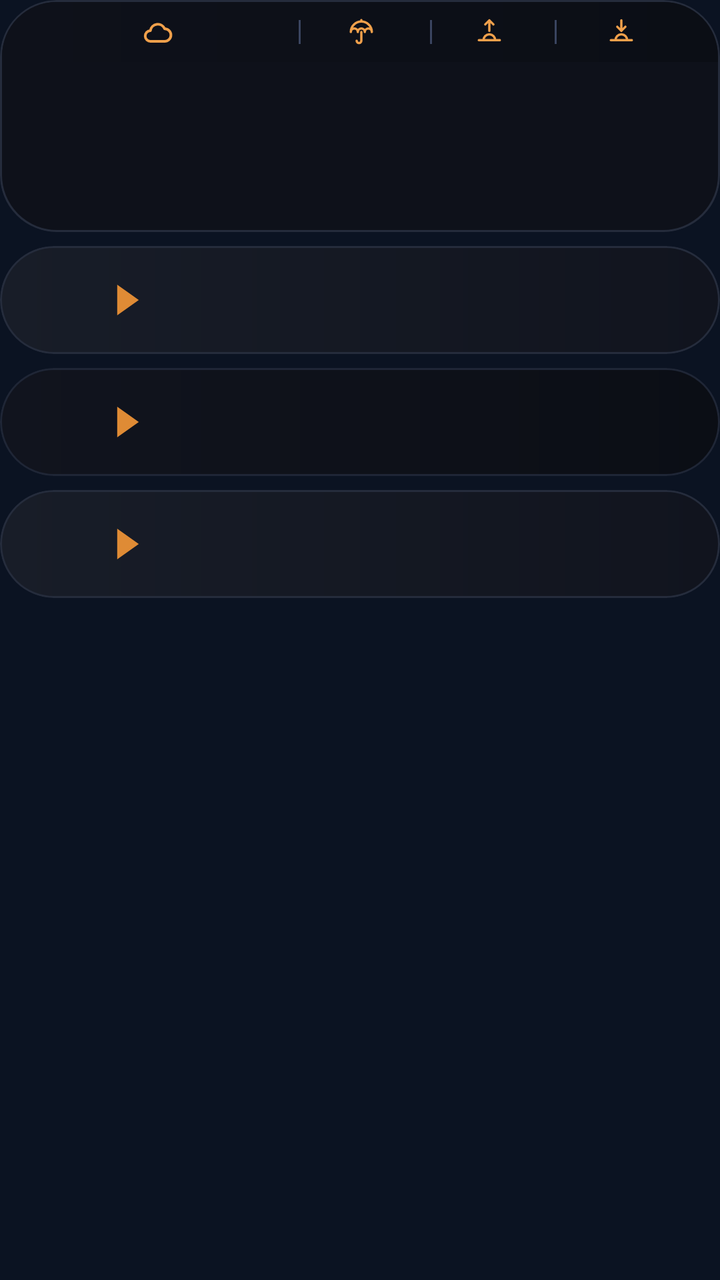
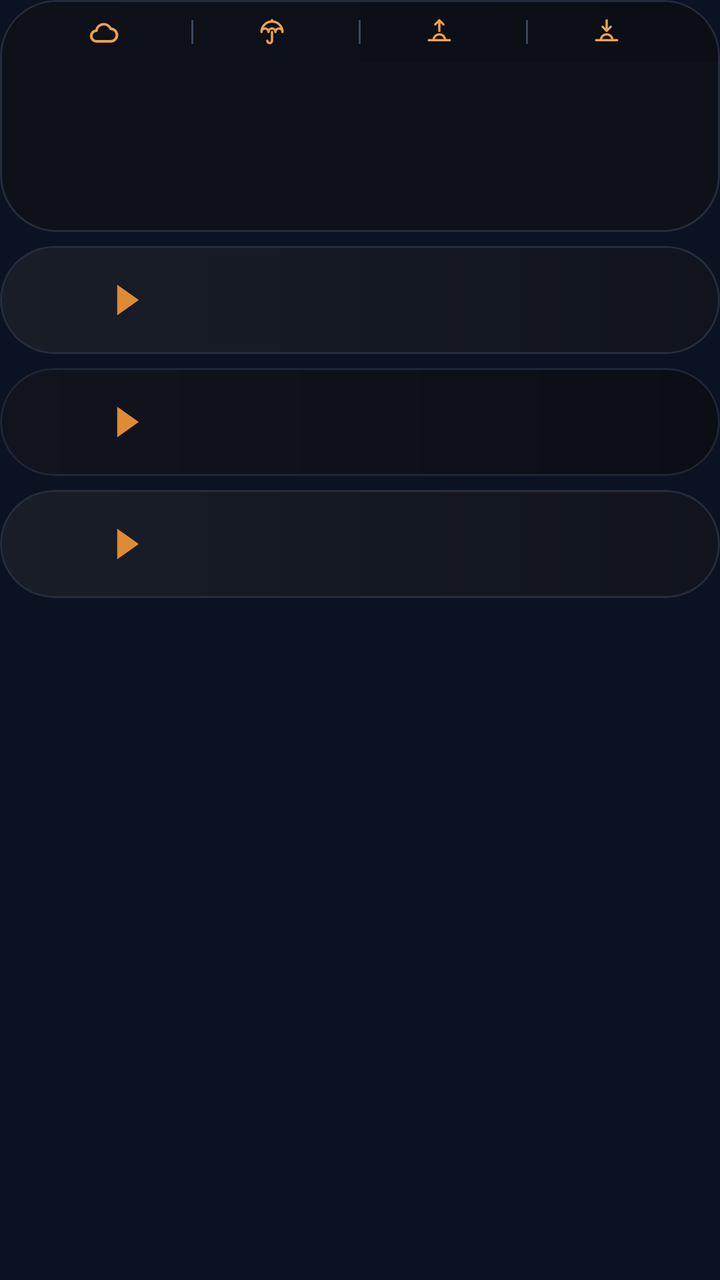

Compare the two renders of this Android layout. The source of the first and the diff that turns it into the second are given below.
<!-- AndroidManifest.xml: application theme AppTheme -->
<!-- res/layout/widget_k3.xml -->
<?xml version="1.0" encoding="utf-8"?>
<FrameLayout xmlns:android="http://schemas.android.com/apk/res/android"
    android:id="@+id/root"
    android:layout_width="match_parent"
    android:layout_height="match_parent"
    android:padding="0dp">

    <LinearLayout
        android:layout_width="match_parent"
        android:layout_height="wrap_content"
        android:orientation="vertical">
        <LinearLayout
            android:layout_width="match_parent"
            android:layout_height="wrap_content"
            android:background="@drawable/cur_clocks"
            android:clipToOutline="true"
            android:orientation="vertical"
            android:padding="1dp">
        <LinearLayout
            android:layout_width="match_parent"
            android:layout_height="30dp"
            android:orientation="horizontal"
            android:gravity="center"
            android:background="@drawable/cur_header_top"
            android:paddingStart="12dp"
            android:paddingEnd="12dp">
            <LinearLayout
                android:layout_width="0dp"
                android:layout_height="match_parent"
                android:layout_weight="2.0"
                android:gravity="center"
                android:orientation="horizontal">
                <ImageView
                    android:id="@+id/hdr_wx"
                    android:layout_width="16dp"
                    android:layout_height="16dp"
                    android:src="@drawable/wx_cloud"
                    android:scaleType="fitCenter" />
                <ImageView
                    android:id="@+id/hdr_temp"
                    android:layout_width="wrap_content"
                    android:layout_height="18dp"
                    android:adjustViewBounds="true"
                    android:layout_marginStart="5dp"
                    android:scaleType="fitCenter" />
            </LinearLayout>
            <ImageView
                android:id="@+id/sep0"
                android:layout_width="1dp"
                android:layout_height="12dp"
                android:src="@drawable/cur_sep"
                android:scaleType="fitXY" />
            <LinearLayout
                android:layout_width="0dp"
                android:layout_height="match_parent"
                android:layout_weight="0.95"
                android:gravity="center"
                android:orientation="horizontal">
                <ImageView
                    android:id="@+id/ic0"
                    android:layout_width="14dp"
                    android:layout_height="14dp"
                    android:src="@drawable/ic_umbrella"
                    android:scaleType="fitCenter" />
                <ImageView
                    android:id="@+id/hdr_rain"
                    android:layout_width="wrap_content"
                    android:layout_height="18dp"
                    android:adjustViewBounds="true"
                    android:layout_marginStart="4dp"
                    android:scaleType="fitCenter" />
            </LinearLayout>
            <ImageView
                android:id="@+id/sep1"
                android:layout_width="1dp"
                android:layout_height="12dp"
                android:src="@drawable/cur_sep"
                android:scaleType="fitXY" />
            <LinearLayout
                android:layout_width="0dp"
                android:layout_height="match_parent"
                android:layout_weight="0.9"
                android:gravity="center"
                android:orientation="horizontal">
                <ImageView
                    android:id="@+id/ic1"
                    android:layout_width="14dp"
                    android:layout_height="14dp"
                    android:src="@drawable/ic_sunrise"
                    android:scaleType="fitCenter" />
                <ImageView
                    android:id="@+id/hdr_rise"
                    android:layout_width="wrap_content"
                    android:layout_height="18dp"
                    android:adjustViewBounds="true"
                    android:layout_marginStart="4dp"
                    android:scaleType="fitCenter" />
            </LinearLayout>
            <ImageView
                android:id="@+id/sep2"
                android:layout_width="1dp"
                android:layout_height="12dp"
                android:src="@drawable/cur_sep"
                android:scaleType="fitXY" />
            <LinearLayout
                android:layout_width="0dp"
                android:layout_height="match_parent"
                android:layout_weight="1.0"
                android:gravity="center"
                android:orientation="horizontal">
                <ImageView
                    android:id="@+id/ic2"
                    android:layout_width="14dp"
                    android:layout_height="14dp"
                    android:src="@drawable/ic_sunset"
                    android:scaleType="fitCenter" />
                <ImageView
                    android:id="@+id/hdr_set"
                    android:layout_width="wrap_content"
                    android:layout_height="18dp"
                    android:adjustViewBounds="true"
                    android:layout_marginStart="4dp"
                    android:scaleType="fitCenter" />
            </LinearLayout>
        </LinearLayout>
        <LinearLayout
            android:layout_width="match_parent"
            android:layout_height="84dp"
            android:orientation="horizontal"
            android:padding="0dp">
            <FrameLayout
                android:layout_width="0dp"
                android:layout_height="match_parent"
                android:layout_weight="1">
                <LinearLayout
                    android:layout_width="match_parent"
                    android:layout_height="match_parent"
                    android:orientation="horizontal">
                    <ImageView
                        android:id="@+id/clk_bg_0a"
                        android:layout_width="28dp"
                        android:layout_height="match_parent"
                        android:scaleType="fitXY" />
                    <ImageView
                        android:id="@+id/clk_bg_0"
                        android:layout_width="0dp"
                        android:layout_height="match_parent"
                        android:layout_weight="1"
                        android:scaleType="fitXY" />
                </LinearLayout>
                <LinearLayout
                    android:layout_width="match_parent"
                    android:layout_height="match_parent"
                    android:orientation="vertical"
                    android:gravity="center"
                    android:paddingBottom="5dp"
                android:paddingStart="2dp"
                    android:paddingEnd="2dp">
                    <ImageView
                        android:id="@+id/clk_day_0"
                        android:layout_width="match_parent"
                        android:layout_height="16dp"
                        android:scaleType="fitCenter" />
                    <ImageView
                        android:id="@+id/clk_time_0"
                        android:layout_width="match_parent"
                        android:layout_height="30dp"
                        android:scaleType="fitCenter" />
                    <ImageView
                        android:id="@+id/clk_city_0"
                        android:layout_width="match_parent"
                        android:layout_height="16dp"
                        android:layout_marginTop="-3dp"
                        android:scaleType="fitCenter" />
                </LinearLayout>
            </FrameLayout>
            <FrameLayout
                android:layout_width="0dp"
                android:layout_height="match_parent"
                android:layout_weight="1">
                <ImageView
                    android:id="@+id/clk_bg_1"
                    android:layout_width="match_parent"
                    android:layout_height="match_parent"
                    android:scaleType="fitXY" />
                <LinearLayout
                    android:layout_width="match_parent"
                    android:layout_height="match_parent"
                    android:orientation="vertical"
                    android:gravity="center"
                    android:paddingBottom="5dp"
                android:paddingStart="2dp"
                    android:paddingEnd="2dp">
                    <ImageView
                        android:id="@+id/clk_day_1"
                        android:layout_width="match_parent"
                        android:layout_height="16dp"
                        android:scaleType="fitCenter" />
                    <ImageView
                        android:id="@+id/clk_time_1"
                        android:layout_width="match_parent"
                        android:layout_height="30dp"
                        android:scaleType="fitCenter" />
                    <ImageView
                        android:id="@+id/clk_city_1"
                        android:layout_width="match_parent"
                        android:layout_height="16dp"
                        android:layout_marginTop="-3dp"
                        android:scaleType="fitCenter" />
                </LinearLayout>
            </FrameLayout>
            <FrameLayout
                android:layout_width="0dp"
                android:layout_height="match_parent"
                android:layout_weight="1">
                <ImageView
                    android:id="@+id/clk_bg_2"
                    android:layout_width="match_parent"
                    android:layout_height="match_parent"
                    android:scaleType="fitXY" />
                <LinearLayout
                    android:layout_width="match_parent"
                    android:layout_height="match_parent"
                    android:orientation="vertical"
                    android:gravity="center"
                    android:paddingBottom="5dp"
                android:paddingStart="2dp"
                    android:paddingEnd="2dp">
                    <ImageView
                        android:id="@+id/clk_day_2"
                        android:layout_width="match_parent"
                        android:layout_height="16dp"
                        android:scaleType="fitCenter" />
                    <ImageView
                        android:id="@+id/clk_time_2"
                        android:layout_width="match_parent"
                        android:layout_height="30dp"
                        android:scaleType="fitCenter" />
                    <ImageView
                        android:id="@+id/clk_city_2"
                        android:layout_width="match_parent"
                        android:layout_height="16dp"
                        android:layout_marginTop="-3dp"
                        android:scaleType="fitCenter" />
                </LinearLayout>
            </FrameLayout>
            <FrameLayout
                android:layout_width="0dp"
                android:layout_height="match_parent"
                android:layout_weight="1">
                <LinearLayout
                    android:layout_width="match_parent"
                    android:layout_height="match_parent"
                    android:orientation="horizontal">
                    <ImageView
                        android:id="@+id/clk_bg_3"
                        android:layout_width="0dp"
                        android:layout_height="match_parent"
                        android:layout_weight="1"
                        android:scaleType="fitXY" />
                    <ImageView
                        android:id="@+id/clk_bg_3a"
                        android:layout_width="28dp"
                        android:layout_height="match_parent"
                        android:scaleType="fitXY" />
                </LinearLayout>
                <LinearLayout
                    android:layout_width="match_parent"
                    android:layout_height="match_parent"
                    android:orientation="vertical"
                    android:gravity="center"
                    android:paddingBottom="5dp"
                android:paddingStart="2dp"
                    android:paddingEnd="2dp">
                    <ImageView
                        android:id="@+id/clk_day_3"
                        android:layout_width="match_parent"
                        android:layout_height="16dp"
                        android:scaleType="fitCenter" />
                    <ImageView
                        android:id="@+id/clk_time_3"
                        android:layout_width="match_parent"
                        android:layout_height="30dp"
                        android:scaleType="fitCenter" />
                    <ImageView
                        android:id="@+id/clk_city_3"
                        android:layout_width="match_parent"
                        android:layout_height="16dp"
                        android:layout_marginTop="-3dp"
                        android:scaleType="fitCenter" />
                </LinearLayout>
            </FrameLayout>
        </LinearLayout>
        </LinearLayout>
        <FrameLayout
            android:layout_width="match_parent"
            android:layout_height="54dp"
            android:layout_marginTop="7dp"
            android:background="@drawable/cur_row_light"
            android:clipToOutline="true">
            
            <ImageView
                android:id="@+id/trend_0"
                android:layout_width="match_parent"
                android:layout_height="match_parent"
                android:padding="1dp"
                android:scaleType="fitXY" />
            <LinearLayout
                android:layout_width="match_parent"
                android:layout_height="match_parent"
                android:orientation="horizontal"
                android:gravity="center_vertical"
                android:paddingStart="14dp"
                android:paddingEnd="24dp">
                <LinearLayout
                    android:layout_width="wrap_content"
                    android:layout_height="wrap_content"
                    android:orientation="horizontal"
                    android:gravity="center_vertical">
                    <ImageView
                        android:id="@+id/fl_a_0"
                        android:layout_width="30dp"
                        android:layout_height="30dp"
                        android:scaleType="fitCenter" />
                    <ImageView
                        android:id="@+id/code_a_0"
                        android:layout_width="wrap_content"
                        android:layout_height="22dp"
                        android:adjustViewBounds="true"
                        android:layout_marginStart="6dp"
                        android:scaleType="fitStart" />
                    <ImageView
                        android:id="@+id/arrow_0"
                        android:layout_width="12dp"
                        android:layout_height="16dp"
                        android:src="@drawable/cur_arrow"
                        android:layout_marginStart="8dp"
                        android:layout_marginEnd="10dp"
                        android:scaleType="fitCenter" />
                    <ImageView
                        android:id="@+id/fl_b_0"
                        android:layout_width="30dp"
                        android:layout_height="30dp"
                        android:scaleType="fitCenter" />
                    <ImageView
                        android:id="@+id/code_b_0"
                        android:layout_width="wrap_content"
                        android:layout_height="22dp"
                        android:adjustViewBounds="true"
                        android:layout_marginStart="6dp"
                        android:scaleType="fitStart" />
                </LinearLayout>
                <FrameLayout
                    android:layout_width="0dp"
                    android:layout_height="1dp"
                    android:layout_weight="1" />
                <LinearLayout
                    android:layout_width="wrap_content"
                    android:layout_height="wrap_content"
                    android:orientation="vertical"
                    android:layout_marginStart="6dp">
                    <LinearLayout
                        android:layout_width="wrap_content"
                        android:layout_height="16dp"
                        android:orientation="horizontal"
                        android:gravity="center_vertical">
                        <ImageView
                            android:id="@+id/mkt_val_0"
                            android:layout_width="52dp"
                            android:layout_height="12dp"
                            android:scaleType="fitEnd" />
                        <ImageView
                            android:id="@+id/mkt_lbl_0"
                            android:layout_width="42dp"
                            android:layout_height="11dp"
                            android:layout_marginStart="8dp"
                            android:scaleType="fitStart" />
                    </LinearLayout>
                    <LinearLayout
                        android:layout_width="wrap_content"
                        android:layout_height="16dp"
                        android:orientation="horizontal"
                        android:gravity="center_vertical"
                        android:layout_marginTop="2dp">
                        <ImageView
                            android:id="@+id/visa_val_0"
                            android:layout_width="52dp"
                            android:layout_height="12dp"
                            android:scaleType="fitEnd" />
                        <ImageView
                            android:id="@+id/visa_logo_0"
                            android:layout_width="42dp"
                            android:layout_height="16dp"
                            android:layout_marginStart="8dp"
                            android:scaleType="fitStart" />
                    </LinearLayout>
                </LinearLayout>
            </LinearLayout>
        </FrameLayout>
        <FrameLayout
            android:layout_width="match_parent"
            android:layout_height="54dp"
            android:layout_marginTop="7dp"
            android:background="@drawable/cur_row_dark"
            android:clipToOutline="true">
            
            <ImageView
                android:id="@+id/trend_1"
                android:layout_width="match_parent"
                android:layout_height="match_parent"
                android:padding="1dp"
                android:scaleType="fitXY" />
            <LinearLayout
                android:layout_width="match_parent"
                android:layout_height="match_parent"
                android:orientation="horizontal"
                android:gravity="center_vertical"
                android:paddingStart="14dp"
                android:paddingEnd="24dp">
                <LinearLayout
                    android:layout_width="wrap_content"
                    android:layout_height="wrap_content"
                    android:orientation="horizontal"
                    android:gravity="center_vertical">
                    <ImageView
                        android:id="@+id/fl_a_1"
                        android:layout_width="30dp"
                        android:layout_height="30dp"
                        android:scaleType="fitCenter" />
                    <ImageView
                        android:id="@+id/code_a_1"
                        android:layout_width="wrap_content"
                        android:layout_height="22dp"
                        android:adjustViewBounds="true"
                        android:layout_marginStart="6dp"
                        android:scaleType="fitStart" />
                    <ImageView
                        android:id="@+id/arrow_1"
                        android:layout_width="12dp"
                        android:layout_height="16dp"
                        android:src="@drawable/cur_arrow"
                        android:layout_marginStart="8dp"
                        android:layout_marginEnd="10dp"
                        android:scaleType="fitCenter" />
                    <ImageView
                        android:id="@+id/fl_b_1"
                        android:layout_width="30dp"
                        android:layout_height="30dp"
                        android:scaleType="fitCenter" />
                    <ImageView
                        android:id="@+id/code_b_1"
                        android:layout_width="wrap_content"
                        android:layout_height="22dp"
                        android:adjustViewBounds="true"
                        android:layout_marginStart="6dp"
                        android:scaleType="fitStart" />
                </LinearLayout>
                <FrameLayout
                    android:layout_width="0dp"
                    android:layout_height="1dp"
                    android:layout_weight="1" />
                <LinearLayout
                    android:layout_width="wrap_content"
                    android:layout_height="wrap_content"
                    android:orientation="vertical"
                    android:layout_marginStart="6dp">
                    <LinearLayout
                        android:layout_width="wrap_content"
                        android:layout_height="16dp"
                        android:orientation="horizontal"
                        android:gravity="center_vertical">
                        <ImageView
                            android:id="@+id/mkt_val_1"
                            android:layout_width="52dp"
                            android:layout_height="12dp"
                            android:scaleType="fitEnd" />
                        <ImageView
                            android:id="@+id/mkt_lbl_1"
                            android:layout_width="42dp"
                            android:layout_height="11dp"
                            android:layout_marginStart="8dp"
                            android:scaleType="fitStart" />
                    </LinearLayout>
                    <LinearLayout
                        android:layout_width="wrap_content"
                        android:layout_height="16dp"
                        android:orientation="horizontal"
                        android:gravity="center_vertical"
                        android:layout_marginTop="2dp">
                        <ImageView
                            android:id="@+id/visa_val_1"
                            android:layout_width="52dp"
                            android:layout_height="12dp"
                            android:scaleType="fitEnd" />
                        <ImageView
                            android:id="@+id/visa_logo_1"
                            android:layout_width="42dp"
                            android:layout_height="16dp"
                            android:layout_marginStart="8dp"
                            android:scaleType="fitStart" />
                    </LinearLayout>
                </LinearLayout>
            </LinearLayout>
        </FrameLayout>
        <FrameLayout
            android:layout_width="match_parent"
            android:layout_height="54dp"
            android:layout_marginTop="7dp"
            android:background="@drawable/cur_row_light"
            android:clipToOutline="true">
            
            <ImageView
                android:id="@+id/trend_2"
                android:layout_width="match_parent"
                android:layout_height="match_parent"
                android:padding="1dp"
                android:scaleType="fitXY" />
            <LinearLayout
                android:layout_width="match_parent"
                android:layout_height="match_parent"
                android:orientation="horizontal"
                android:gravity="center_vertical"
                android:paddingStart="14dp"
                android:paddingEnd="24dp">
                <LinearLayout
                    android:layout_width="wrap_content"
                    android:layout_height="wrap_content"
                    android:orientation="horizontal"
                    android:gravity="center_vertical">
                    <ImageView
                        android:id="@+id/fl_a_2"
                        android:layout_width="30dp"
                        android:layout_height="30dp"
                        android:scaleType="fitCenter" />
                    <ImageView
                        android:id="@+id/code_a_2"
                        android:layout_width="wrap_content"
                        android:layout_height="22dp"
                        android:adjustViewBounds="true"
                        android:layout_marginStart="6dp"
                        android:scaleType="fitStart" />
                    <ImageView
                        android:id="@+id/arrow_2"
                        android:layout_width="12dp"
                        android:layout_height="16dp"
                        android:src="@drawable/cur_arrow"
                        android:layout_marginStart="8dp"
                        android:layout_marginEnd="10dp"
                        android:scaleType="fitCenter" />
                    <ImageView
                        android:id="@+id/fl_b_2"
                        android:layout_width="30dp"
                        android:layout_height="30dp"
                        android:scaleType="fitCenter" />
                    <ImageView
                        android:id="@+id/code_b_2"
                        android:layout_width="wrap_content"
                        android:layout_height="22dp"
                        android:adjustViewBounds="true"
                        android:layout_marginStart="6dp"
                        android:scaleType="fitStart" />
                </LinearLayout>
                <FrameLayout
                    android:layout_width="0dp"
                    android:layout_height="1dp"
                    android:layout_weight="1" />
                <LinearLayout
                    android:layout_width="wrap_content"
                    android:layout_height="wrap_content"
                    android:orientation="vertical"
                    android:layout_marginStart="6dp">
                    <LinearLayout
                        android:layout_width="wrap_content"
                        android:layout_height="16dp"
                        android:orientation="horizontal"
                        android:gravity="center_vertical">
                        <ImageView
                            android:id="@+id/mkt_val_2"
                            android:layout_width="52dp"
                            android:layout_height="12dp"
                            android:scaleType="fitEnd" />
                        <ImageView
                            android:id="@+id/mkt_lbl_2"
                            android:layout_width="42dp"
                            android:layout_height="11dp"
                            android:layout_marginStart="8dp"
                            android:scaleType="fitStart" />
                    </LinearLayout>
                    <LinearLayout
                        android:layout_width="wrap_content"
                        android:layout_height="16dp"
                        android:orientation="horizontal"
                        android:gravity="center_vertical"
                        android:layout_marginTop="2dp">
                        <ImageView
                            android:id="@+id/visa_val_2"
                            android:layout_width="52dp"
                            android:layout_height="12dp"
                            android:scaleType="fitEnd" />
                        <ImageView
                            android:id="@+id/visa_logo_2"
                            android:layout_width="42dp"
                            android:layout_height="16dp"
                            android:layout_marginStart="8dp"
                            android:scaleType="fitStart" />
                    </LinearLayout>
                </LinearLayout>
            </LinearLayout>
        </FrameLayout>
    </LinearLayout>
</FrameLayout>
<!-- resources referenced by this layout -->
<resources>
  <!-- drawable cur_arrow (drawable) -->
  <?xml version="1.0" encoding="utf-8"?>
  <vector xmlns:android="http://schemas.android.com/apk/res/android" android:width="20dp" android:height="26dp" android:viewportWidth="20" android:viewportHeight="26">
      <path android:fillColor="#FFDF8B35" android:pathData="M1,0L1,26L19,13Z" />
  </vector>
  <!-- drawable cur_clocks (drawable) -->
  <?xml version="1.0" encoding="utf-8"?>
  <shape xmlns:android="http://schemas.android.com/apk/res/android" android:shape="rectangle">
      <gradient android:angle="0" android:startColor="#FF0E111A" android:endColor="#FF0E111A" />
      <stroke android:width="1dp" android:color="#FF252C3C" />
      <corners android:radius="@dimen/widget_radius" />
  </shape>
  <!-- drawable cur_header_top (drawable) -->
  <?xml version="1.0" encoding="utf-8"?>
  <shape xmlns:android="http://schemas.android.com/apk/res/android" android:shape="rectangle">
      <gradient android:angle="0" android:startColor="#FF0E111A" android:endColor="#FF0B0E15" />
      <corners android:topLeftRadius="@dimen/widget_radius_inner" android:topRightRadius="@dimen/widget_radius_inner" />
  </shape>
  <!-- drawable cur_row_dark (drawable) -->
  <?xml version="1.0" encoding="utf-8"?>
  <shape xmlns:android="http://schemas.android.com/apk/res/android" android:shape="rectangle">
      <gradient android:angle="0" android:startColor="#FF11141E" android:endColor="#FF0B0E15" />
      <stroke android:width="1dp" android:color="#FF1F2636" />
      <corners android:radius="@dimen/widget_radius" />
  </shape>
  <!-- drawable cur_row_light (drawable) -->
  <?xml version="1.0" encoding="utf-8"?>
  <shape xmlns:android="http://schemas.android.com/apk/res/android" android:shape="rectangle">
      <gradient android:angle="0" android:startColor="#FF181D28" android:endColor="#FF11141E" />
      <stroke android:width="1dp" android:color="#FF252C3C" />
      <corners android:radius="@dimen/widget_radius" />
  </shape>
  <!-- drawable cur_sep (drawable) -->
  <?xml version="1.0" encoding="utf-8"?>
  <shape xmlns:android="http://schemas.android.com/apk/res/android" android:shape="rectangle"><solid android:color="#FF3A4560" /></shape>
  <!-- drawable ic_sunrise (drawable) -->
  <?xml version="1.0" encoding="utf-8"?>
  <vector xmlns:android="http://schemas.android.com/apk/res/android" android:width="24dp" android:height="24dp" android:viewportWidth="24" android:viewportHeight="24">
      <path android:strokeColor="#FFF0A04B" android:strokeWidth="2" android:strokeLineCap="round" android:strokeLineJoin="round" android:fillColor="#00000000"
          android:pathData="M3,19L21,19M7,19A5,5 0,0 1,17 19M12,2L12,11M8.5,5.5L12,2L15.5,5.5" />
  </vector>
  <!-- drawable ic_sunset (drawable) -->
  <?xml version="1.0" encoding="utf-8"?>
  <vector xmlns:android="http://schemas.android.com/apk/res/android" android:width="24dp" android:height="24dp" android:viewportWidth="24" android:viewportHeight="24">
      <path android:strokeColor="#FFF0A04B" android:strokeWidth="2" android:strokeLineCap="round" android:strokeLineJoin="round" android:fillColor="#00000000"
          android:pathData="M3,19L21,19M7,19A5,5 0,0 1,17 19M12,2L12,11M8.5,7.5L12,11L15.5,7.5" />
  </vector>
  <style name="AppTheme" parent="@android:style/Theme.DeviceDefault.NoActionBar">
          <item name="android:colorAccent">#DF8B35</item>
          <item name="android:colorControlActivated">#DF8B35</item>
          <item name="android:windowBackground">#0B1322</item>
          <item name="android:statusBarColor">#0E111A</item>
          <item name="android:navigationBarColor">#0B1322</item>
          <item name="android:textColorHint">#718096</item>
      </style>
  <dimen name="widget_radius">28dp</dimen>
  <dimen name="widget_radius_inner">27dp</dimen>
  <!-- unchanged entries left out for length: 2 -->
</resources>

<!-- the commit's change to res/layout/widget_k3.xml (unified diff, before → after) -->
@@ -27,7 +27,7 @@
             <LinearLayout
                 android:layout_width="0dp"
                 android:layout_height="match_parent"
-                android:layout_weight="2.0"
+                android:layout_weight="1"
                 android:gravity="center"
                 android:orientation="horizontal">
                 <ImageView
@@ -53,7 +53,7 @@
             <LinearLayout
                 android:layout_width="0dp"
                 android:layout_height="match_parent"
-                android:layout_weight="0.95"
+                android:layout_weight="1"
                 android:gravity="center"
                 android:orientation="horizontal">
                 <ImageView
@@ -79,7 +79,7 @@
             <LinearLayout
                 android:layout_width="0dp"
                 android:layout_height="match_parent"
-                android:layout_weight="0.9"
+                android:layout_weight="1"
                 android:gravity="center"
                 android:orientation="horizontal">
                 <ImageView
@@ -105,7 +105,7 @@
             <LinearLayout
                 android:layout_width="0dp"
                 android:layout_height="match_parent"
-                android:layout_weight="1.0"
+                android:layout_weight="1"
                 android:gravity="center"
                 android:orientation="horizontal">
                 <ImageView
